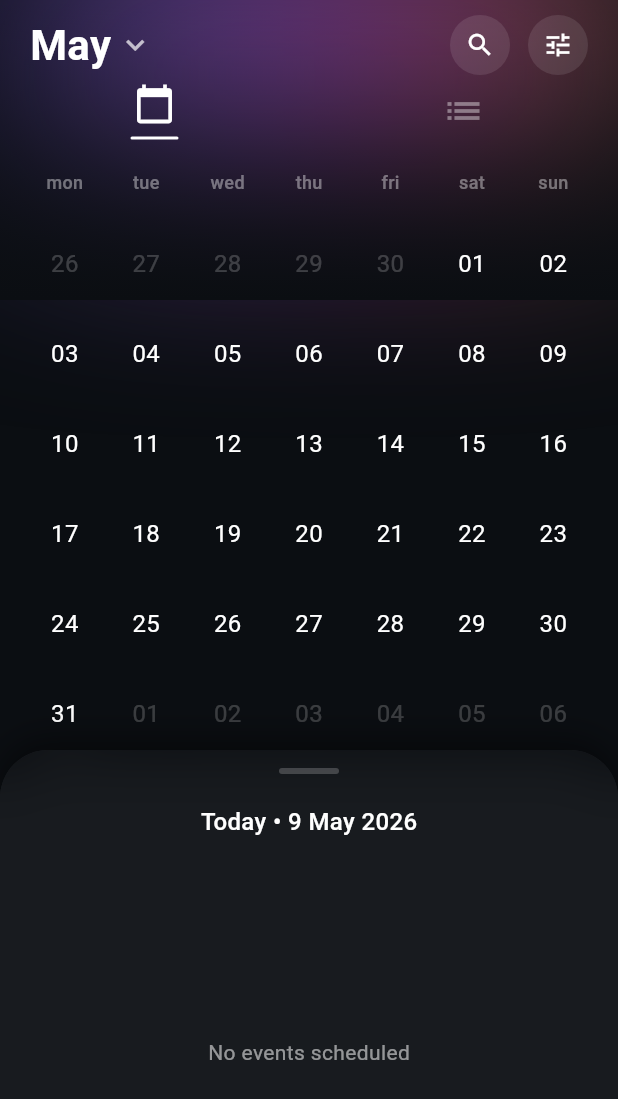
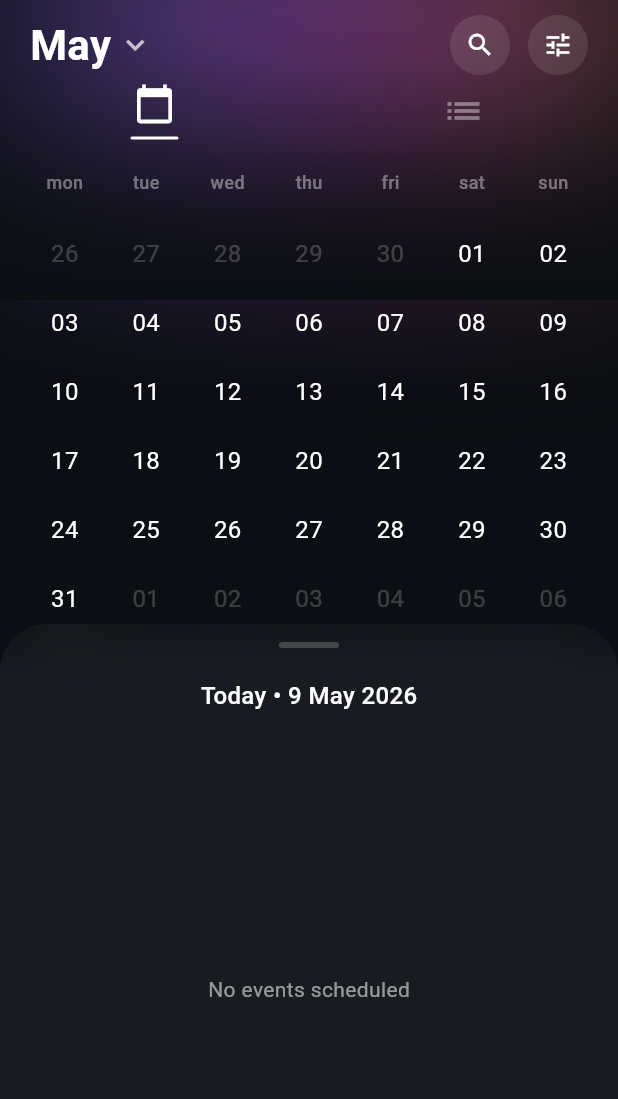
Before and after one commit to SiveCosa/bloom, a Flutter app: the CalendarScreen screen opened directly, swiped to page 5, on a phone screen of 412 x 824 dp. Shown: the top 1099 px of the screen. Run offline on Flutter 3.47's test engine with Material 3 defaults, Android fonts, the phone set to English and light mode, and no system bars; our stand-ins replace cloud_firestore, cloud_functions, firebase_auth, firebase_core, firebase_storage, flutter_dotenv and 10 more; missing offline and left inert: dart_geohash, firebase_app_check; accounts and stored records are empty; network calls fail.

Commit message:
Refactor calendar sheet and day cell layout
Replace DraggableScrollableController with NotificationListener to update _sheetExtent and avoid controller lifecycle issues; add ValueKey on the sheet so it rebuilds when rowCount changes. Standardize day cell sizing by using AspectRatio for square cells and reduce row height from 60 to 46 (update collapse math accordingly). Recalculate initial header height using a fixed 6-row metric (6 * 46) and pass rowCount into _buildDraggableSheet. Minor container/margin adjustments and removal of the sheet boxShadow to simplify visual styling.

```diff
--- a/lib/ui/calendar/calendar_screen.dart
+++ b/lib/ui/calendar/calendar_screen.dart
@@ -14,22 +14,12 @@ class CalendarScreen extends ConsumerStatefulWidget {
 }
 
 class _CalendarScreenState extends ConsumerState<CalendarScreen> {
-  final DraggableScrollableController _sheetController = DraggableScrollableController();
   final ValueNotifier<double> _sheetExtent = ValueNotifier(0.35);
   late PageController _pageController = PageController(initialPage: 10000);
   late DateTime _displayedMonth = DateTime(DateTime.now().year, DateTime.now().month, 1);
 
   @override
-  void initState() {
-    super.initState();
-    _sheetController.addListener(() {
-      _sheetExtent.value = _sheetController.size;
-    });
-  }
-
-  @override
   void dispose() {
-    _sheetController.dispose();
     _sheetExtent.dispose();
     _pageController.dispose();
     super.dispose();
@@ -46,7 +36,8 @@ class _CalendarScreenState extends ConsumerState<CalendarScreen> {
     final mediaQuery = MediaQuery.of(context);
     final screenHeight = mediaQuery.size.height;
     final safeAreaTop = mediaQuery.padding.top;
-    final double estimatedHeaderHeight = safeAreaTop + 140 + (rowCount * 60);
+    // Always position the sheet 15dp below where the 6th week would be
+    final double estimatedHeaderHeight = safeAreaTop + 140 + (6 * 46);
     final double initialSize = ((screenHeight - estimatedHeaderHeight) / screenHeight).clamp(0.1, 0.6);
 
     return Scaffold(
@@ -92,7 +83,7 @@ class _CalendarScreenState extends ConsumerState<CalendarScreen> {
               ],
             ),
           ),
-          _buildDraggableSheet(scheduleAsync, selectedDate, initialSize),
+          _buildDraggableSheet(scheduleAsync, selectedDate, initialSize, rowCount),
         ],
       ),
     );
@@ -245,7 +236,7 @@ class _CalendarScreenState extends ConsumerState<CalendarScreen> {
 
                 // If collapsing, shrink other rows
                 final bool isSelectedRow = rowIndex == selectedRowIndex;
-                final double rowHeight = isSelectedRow ? 60.0 : 60.0 * (1.0 - collapseProgress);
+                final double rowHeight = isSelectedRow ? 46.0 : 46.0 * (1.0 - collapseProgress);
                 final double opacity = isSelectedRow ? 1.0 : (1.0 - collapseProgress);
 
                 return Opacity(
@@ -282,8 +273,11 @@ class _CalendarScreenState extends ConsumerState<CalendarScreen> {
 
     return GestureDetector(
       onTap: () => ref.read(selectedDateProvider.notifier).updateDate(day),
+      child: Center(
+        child: AspectRatio(
+          aspectRatio: 1.0,
           child: Container(
-        margin: const EdgeInsets.all(4),
+            margin: const EdgeInsets.all(2),
             decoration: BoxDecoration(
               borderRadius: BorderRadius.circular(12),
               border: isSelected
@@ -308,6 +302,8 @@ class _CalendarScreenState extends ConsumerState<CalendarScreen> {
                     ),
                   ),
                 ],
+              ),
+            ),
           ),
         ),
       ),
@@ -370,9 +366,16 @@ class _CalendarScreenState extends ConsumerState<CalendarScreen> {
     return Container(color: Colors.white.withValues(alpha: 0.1));
   }
 
-  Widget _buildDraggableSheet(AsyncValue<List<ScheduledEvent>> scheduleAsync, DateTime selectedDate, double initialSize) {
-    return DraggableScrollableSheet(
-      controller: _sheetController,
+  Widget _buildDraggableSheet(AsyncValue<List<ScheduledEvent>> scheduleAsync, DateTime selectedDate, double initialSize, int rowCount) {
+    return NotificationListener<DraggableScrollableNotification>(
+      onNotification: (notification) {
+        WidgetsBinding.instance.addPostFrameCallback((_) {
+          if (mounted) _sheetExtent.value = notification.extent;
+        });
+        return false;
+      },
+      child: DraggableScrollableSheet(
+        key: ValueKey('sheet_$rowCount'),
         initialChildSize: initialSize,
         minChildSize: initialSize,
         maxChildSize: 0.9,
@@ -381,13 +384,6 @@ class _CalendarScreenState extends ConsumerState<CalendarScreen> {
           decoration: BoxDecoration(
             color: const Color(0xFF1A1D21).withValues(alpha: 0.9),
             borderRadius: const BorderRadius.vertical(top: Radius.circular(32)),
-            boxShadow: [
-              BoxShadow(
-                color: Colors.black.withValues(alpha: 0.5),
-                blurRadius: 20,
-                offset: const Offset(0, -5),
-              ),
-            ],
           ),
           child: ClipRRect(
             borderRadius: const BorderRadius.vertical(top: Radius.circular(32)),
@@ -440,6 +436,7 @@ class _CalendarScreenState extends ConsumerState<CalendarScreen> {
           ),
         );
       },
+    ),
     );
   }
 
```
Lines whose indentation alone changed are shown as unchanged.
